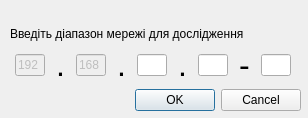
Before: the Qt Designer form app/view_ui/input_network_range.ui in sweetcolor/WinAutoInstaller, drawn with Qt 5.
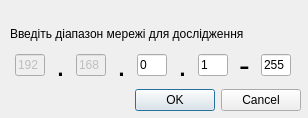
After: the same form once the commit is applied.

```diff
--- a/app/view_ui/input_network_range.ui
+++ b/app/view_ui/input_network_range.ui
@@ -147,6 +147,9 @@
           <height>0</height>
          </size>
         </property>
+        <property name="text">
+         <string>0</string>
+        </property>
        </widget>
       </item>
       <item>
@@ -187,6 +190,9 @@
           <height>0</height>
          </size>
         </property>
+        <property name="text">
+         <string>1</string>
+        </property>
        </widget>
       </item>
       <item>
@@ -215,6 +221,9 @@
           <height>16777215</height>
          </size>
         </property>
+        <property name="text">
+         <string>255</string>
+        </property>
        </widget>
       </item>
      </layout>
```
